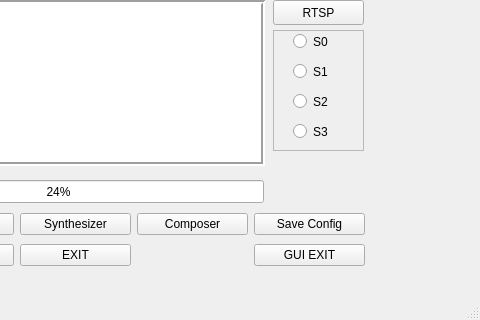
Qt form OceanGUI/mainwindow.ui (uglasmeyer/ocean) before a commit; both pictures show x 727 to 1207 and y 309 to 629 of the 1207 by 629 pixel window.
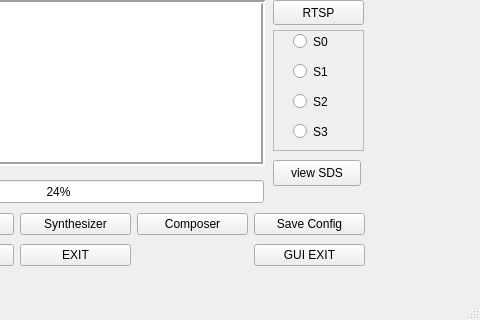
The same form after that commit.

```diff
--- a/OceanGUI/mainwindow.ui
+++ b/OceanGUI/mainwindow.ui
@@ -1876,6 +1876,19 @@
      <string>LFO</string>
     </property>
    </widget>
+   <widget class="QPushButton" name="pb_SDSview">
+    <property name="geometry">
+     <rect>
+      <x>1000</x>
+      <y>450</y>
+      <width>88</width>
+      <height>26</height>
+     </rect>
+    </property>
+    <property name="text">
+     <string>view SDS</string>
+    </property>
+   </widget>
   </widget>
   <widget class="QMenuBar" name="menubar">
    <property name="geometry">
```
